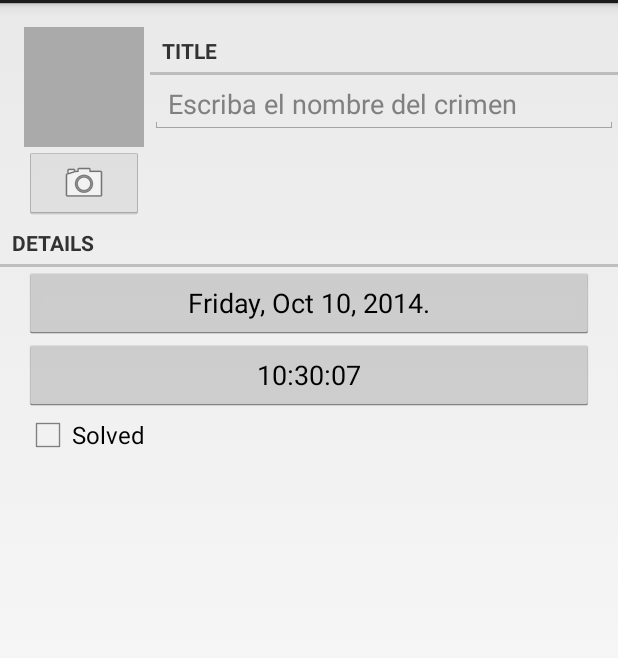
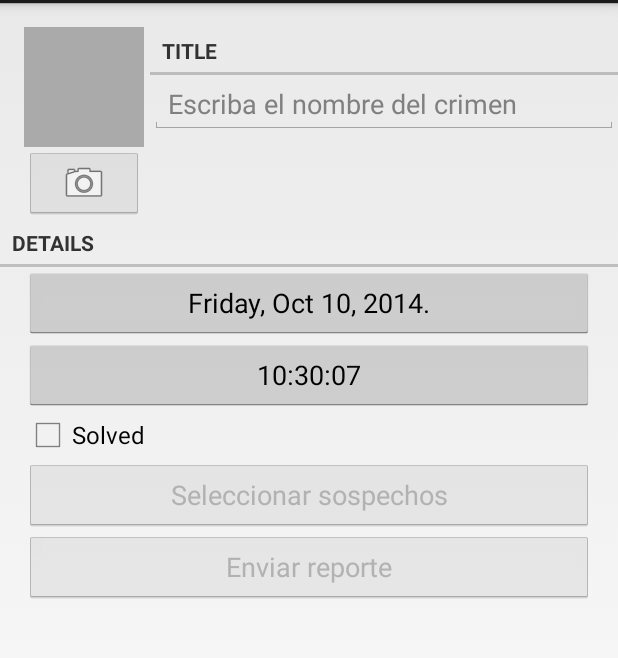
Before and after one commit to dabicho/android-excercises, an Android app: the CrimeFragment screen opened directly, with no data from a screen before it, on a phone screen of 412 x 824 dp, the part 69-727 px from its top. Run offline under Robolectric (Android 15) with nearby library versions, the phone set to English and light mode, and no system bars.

Commit message:
Intent para enviar reportes y seleccionar sospechoso. Imagen en boton de intent de sospechoso

```diff
--- a/CriminalIntent/src/main/AndroidManifest.xml
+++ b/CriminalIntent/src/main/AndroidManifest.xml
@@ -3,6 +3,8 @@
     package="mx.org.dabicho.criminal"
     xmlns:android="http://schemas.android.com/apk/res/android">
     <uses-permission android:name="android.permission.CAMERA"/>
+    <uses-permission android:name="android.permission.READ_EXTERNAL_STORAGE"/>
+    <uses-permission android:name="android.permission.READ_CONTACTS"/>
     <!-- aplicación que pueden instalar solamente los dispositivos con cámara-->
     <uses-feature android:name="android.hardware.camera"/>
     <application
--- a/CriminalIntent/src/main/java/mx/org/dabicho/criminal/api/Globals.java
+++ b/CriminalIntent/src/main/java/mx/org/dabicho/criminal/api/Globals.java
@@ -1,4 +1,8 @@
 package mx.org.dabicho.criminal.api;
+
+import android.content.Intent;
+import android.content.pm.PackageManager;
+import android.provider.ContactsContract;
 
 /**
  * Created by dabicho on 10/8/14.
@@ -13,4 +17,17 @@ public class Globals {
     public static void setNaturalOrientation(Integer naturalOrientation) {
         NaturalOrientation = naturalOrientation;
     }
+
+    public static boolean canSendText(PackageManager pm) {
+
+        Intent i = new Intent(Intent.ACTION_SEND);
+        i.setType("text/plain");
+        return pm.queryIntentActivities(i,0).size()>0;
+    }
+
+    public static boolean canPickConcact(PackageManager pm){
+        Intent i = new Intent(Intent.ACTION_PICK, ContactsContract.Contacts.CONTENT_URI);
+
+        return pm.queryIntentActivities(i,0).size()>0;
+    }
 }
--- a/CriminalIntent/src/main/java/mx/org/dabicho/criminal/model/Crime.java
+++ b/CriminalIntent/src/main/java/mx/org/dabicho/criminal/model/Crime.java
@@ -16,9 +16,10 @@ public class Crime {
     private static final String JSNO_SOLVED="solved";
     private static final String JSON_DATE="date";
     private static final String JSON_PHOTO="photo";
+    private static final String JSON_SUSPECT="suspect";
 
     private Photo mPhoto;
-
+    private String mSuspect;
     private UUID mId;
     private String mTitle;
     private Date mDate;
@@ -35,6 +36,8 @@ public class Crime {
         mId = UUID.fromString(json.getString(JSON_ID));
         if(json.has(JSON_TITLE))
             mTitle=json.getString(JSON_TITLE);
+        if(json.has(JSON_SUSPECT))
+            mSuspect=json.getString(JSON_SUSPECT);
         mSolved=json.getBoolean(JSNO_SOLVED);
         mDate=new Date(json.getLong(JSON_DATE));
         if(json.has(JSON_PHOTO))
@@ -77,10 +80,19 @@ public class Crime {
         mPhoto=photo;
     }
 
+    public String getSuspect() {
+        return mSuspect;
+    }
+
+    public void setSuspect(String suspect) {
+        mSuspect = suspect;
+    }
+
     public JSONObject toJSON() throws JSONException{
         JSONObject json=new JSONObject();
         json.put(JSON_ID, mId.toString());
         json.put(JSON_TITLE,mTitle);
+        json.put(JSON_SUSPECT,mSuspect);
         json.put(JSNO_SOLVED,mSolved);
         json.put(JSON_DATE,mDate.getTime());
         if(mPhoto!=null)
--- a/CriminalIntent/src/main/res/layout-land/fragment_crime.xml
+++ b/CriminalIntent/src/main/res/layout-land/fragment_crime.xml
@@ -1,4 +1,9 @@
-<LinearLayout xmlns:android="http://schemas.android.com/apk/res/android"
+<ScrollView xmlns:android="http://schemas.android.com/apk/res/android"
+            android:layout_width="match_parent"
+            android:layout_height="match_parent"
+    >
+
+    <LinearLayout
         xmlns:tools="http://schemas.android.com/tools"
         android:layout_width="match_parent"
         android:layout_height="match_parent"
@@ -18,13 +23,15 @@
                 android:layout_height="wrap_content"
                 android:layout_marginRight="4dp"
                 android:orientation="vertical">
+
                 <ImageView
                     android:id="@+id/crime_imageView"
                     android:layout_width="80dp"
                     android:layout_height="80dp"
-                android:scaleType="centerInside"
                     android:background="@android:color/darker_gray"
-                android:cropToPadding="true"/>
+                    android:cropToPadding="true"
+                    android:scaleType="centerInside"/>
+
                 <ImageButton
                     android:id="@+id/crime_imageButton"
                     android:layout_width="match_parent"
@@ -85,7 +92,31 @@
                 android:layout_height="wrap_content"
                 android:layout_weight="0.47"
                 android:text="@string/crime_solved_label"/>
+
+        </LinearLayout>
+
+        <LinearLayout
+            android:layout_width="match_parent"
+            android:layout_height="wrap_content"
+            android:layout_marginLeft="16dp"
+            android:layout_marginRight="16dp"
+            android:orientation="horizontal">
+
+            <Button
+                android:id="@+id/crime_suspectButton"
+                android:layout_width="wrap_content"
+                android:layout_height="wrap_content"
+                android:layout_weight="1"
+                android:text="@string/crime_suspect_text"/>
+
+            <Button
+                android:id="@+id/crime_reportButton"
+                android:layout_width="wrap_content"
+                android:layout_height="wrap_content"
+                android:layout_weight="1"
+                android:text="@string/crime_report_text"/>
         </LinearLayout>
 
 
     </LinearLayout>
+</ScrollView>
--- a/CriminalIntent/src/main/res/layout/fragment_crime.xml
+++ b/CriminalIntent/src/main/res/layout/fragment_crime.xml
@@ -11,19 +11,22 @@
         android:layout_marginLeft="16dp"
         android:layout_marginTop="16dp"
         android:orientation="horizontal">
+
         <LinearLayout
             android:layout_width="wrap_content"
             android:layout_height="wrap_content"
             android:layout_marginRight="4dp"
             android:orientation="vertical">
+
             <ImageView
                 android:id="@+id/crime_imageView"
                 android:layout_width="80dp"
                 android:layout_height="80dp"
-                android:scaleType="centerInside"
                 android:background="@android:color/darker_gray"
                 android:cropToPadding="true"
-                android:longClickable="true"/>
+                android:longClickable="true"
+                android:scaleType="centerInside"/>
+
             <ImageButton
                 android:id="@+id/crime_imageButton"
                 android:layout_width="match_parent"
@@ -36,6 +39,7 @@
             android:layout_height="wrap_content"
             android:layout_weight="1"
             android:orientation="vertical">
+
             <TextView
                 style="?android:listSeparatorTextViewStyle"
                 android:layout_width="match_parent"
@@ -50,7 +54,6 @@
                 />
         </LinearLayout>
     </LinearLayout>
-
 
 
     <TextView
@@ -83,6 +86,19 @@
         android:layout_marginRight="16dp"
         android:text="@string/crime_solved_label"
         />
-
+    <Button
+        android:id="@+id/crime_suspectButton"
+        android:layout_width="match_parent"
+        android:layout_height="wrap_content"
+        android:layout_marginLeft="16dp"
+        android:layout_marginRight="16dp"
+        android:text="@string/crime_suspect_text"/>
+    <Button
+        android:id="@+id/crime_reportButton"
+        android:layout_width="match_parent"
+        android:layout_height="wrap_content"
+        android:layout_marginLeft="16dp"
+        android:layout_marginRight="16dp"
+        android:text="@string/crime_report_text"/>
 
 </LinearLayout>
--- a/CriminalIntent/src/main/res/values/strings.xml
+++ b/CriminalIntent/src/main/res/values/strings.xml
@@ -18,4 +18,13 @@
     <string name="delete_crime">Eliminar crimen</string>
     <string name="no_crimes">No existe ningún crimen</string>
     <string name="take">Toma!</string>
+    <string name="crime_suspect_text">Seleccionar sospechos</string>
+    <string name="crime_report_text">Enviar reporte</string>
+    <string name="crime_report">%1$s! El crimen fué descubierto el %2$s. %3$s. %4$s</string>
+    <string name="crime_report_solved">Caso cerrado</string>
+    <string name="crime_report_unsolved">Caso (re-)abierto</string>
+    <string name="crime_report_no_suspects">No hay sospechosos</string>
+    <string name="crime_report_suspect">Se sospecha de %s</string>
+    <string name="crime_report_subject">CriminalIntent Crime Report</string>
+    <string name="send_report">Enviar reporte via</string>
 </resources>
```
Also changed, not shown: CriminalIntent/src/main/java/mx/org/dabicho/criminal/CrimeFragment.java (+97 -0 lines), CriminalIntent/src/main/java/mx/org/dabicho/criminal/CrimeListActivity.java (line endings or trailing spaces). Lines whose indentation alone changed are shown as unchanged.
